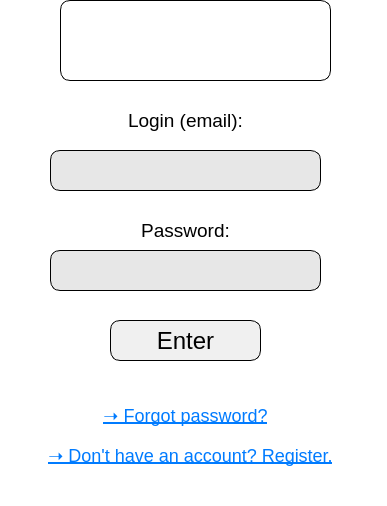
Above: UserInterfaces/LoginWindow.ui from UnityDuck/UnitedChanger before the change. Below: the same form after it.
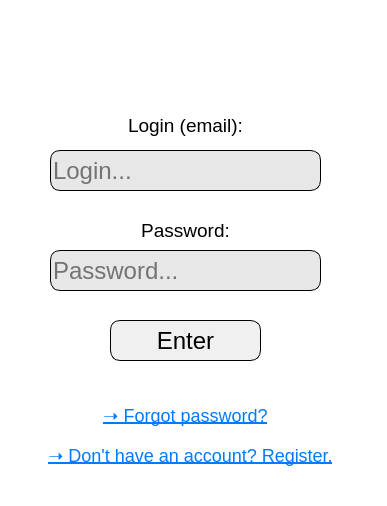
That is the form after the change. Icons and pictures are not drawn.

The edit to the form file:
```diff
--- a/UserInterfaces/LoginWindow.ui
+++ b/UserInterfaces/LoginWindow.ui
@@ -32,14 +32,13 @@
    <property name="geometry">
     <rect>
      <x>60</x>
-     <y>0</y>
+     <y>10</y>
      <width>271</width>
      <height>81</height>
     </rect>
    </property>
    <property name="styleSheet">
-    <string notr="true">border: 1px solid black;
-border-radius: 10px;</string>
+    <string notr="true"/>
    </property>
    <property name="text">
     <string/>
@@ -49,9 +48,9 @@
    <property name="geometry">
     <rect>
      <x>70</x>
-     <y>90</y>
+     <y>100</y>
      <width>231</width>
-     <height>61</height>
+     <height>51</height>
     </rect>
    </property>
    <property name="styleSheet">
@@ -77,12 +76,18 @@
 background-color: rgb(231, 231, 231);
 border: 1px solid rgb(0, 0, 0);</string>
    </property>
+   <property name="inputMask">
+    <string/>
+   </property>
    <property name="text">
     <string/>
    </property>
    <property name="echoMode">
     <enum>QLineEdit::Normal</enum>
    </property>
+   <property name="placeholderText">
+    <string>Login...</string>
+   </property>
   </widget>
   <widget class="QLabel" name="PasswordLabel">
    <property name="geometry">
@@ -122,6 +127,9 @@
    <property name="echoMode">
     <enum>QLineEdit::Password</enum>
    </property>
+   <property name="placeholderText">
+    <string>Password...</string>
+   </property>
   </widget>
   <widget class="QPushButton" name="EnterButton">
    <property name="geometry">
```
Left out of the diff: 3 changed lines with no effect on the pictures.
